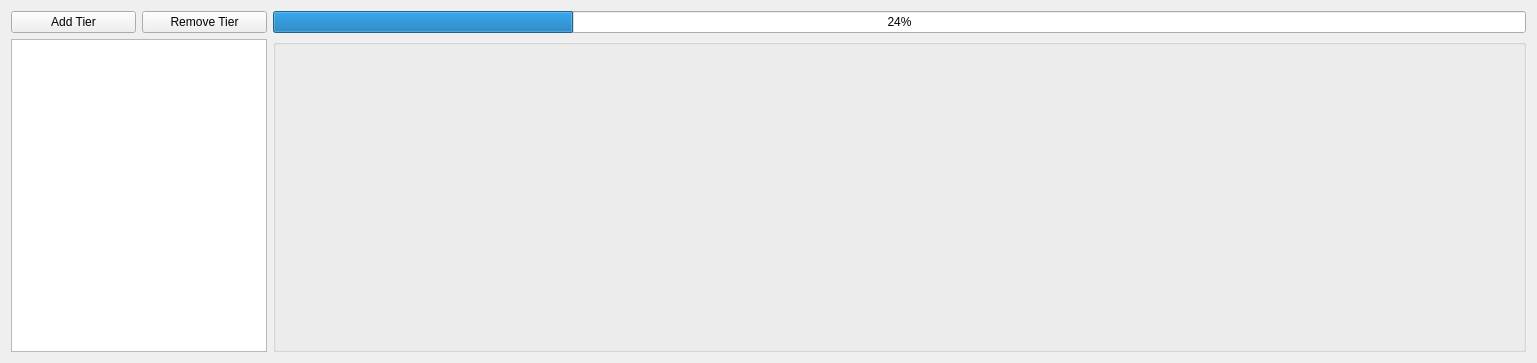
The window that src/AnnotationTimeline/timeline.ui (SailorMoose/HCI-Project2020) describes before a commit, drawn with Qt 5.
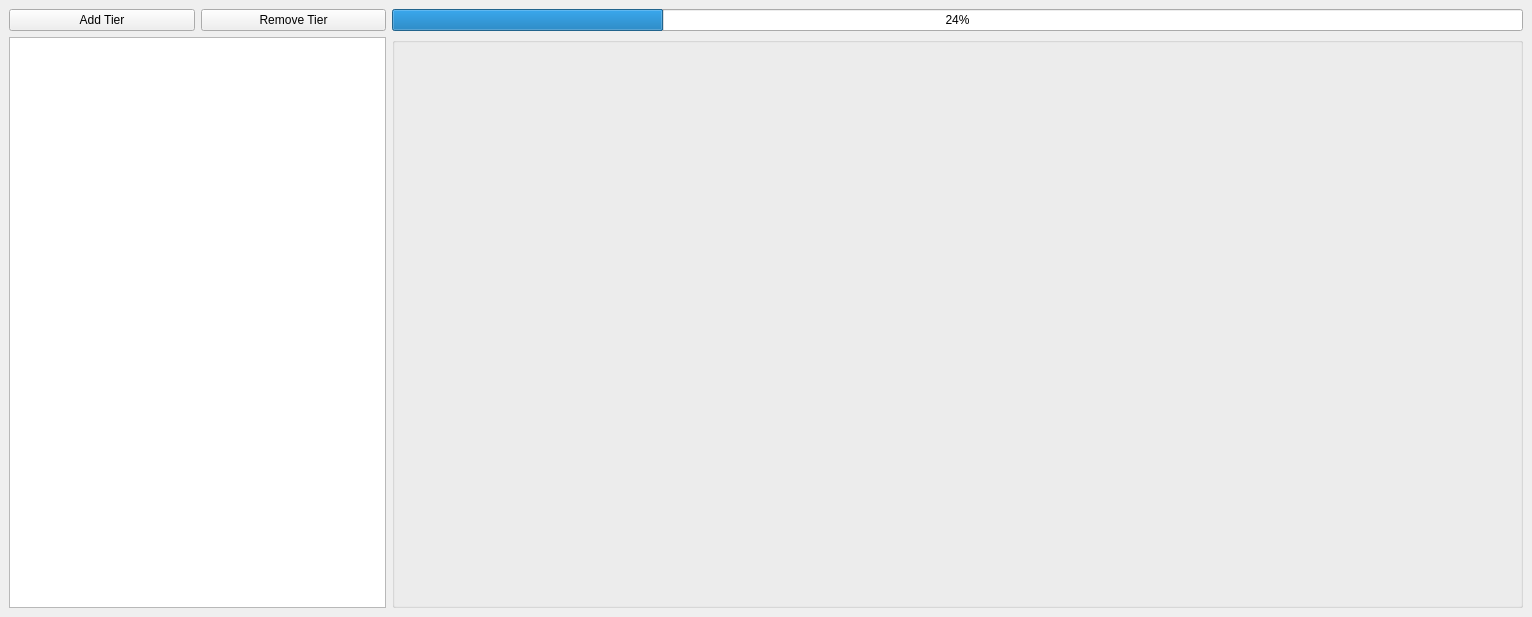
The same window after the commit.

Commit message: Main application window, with docks

```diff
--- a/src/AnnotationTimeline/timeline.ui
+++ b/src/AnnotationTimeline/timeline.ui
@@ -1,30 +1,28 @@
 <?xml version="1.0" encoding="UTF-8"?>
 <ui version="4.0">
  <class>Timeline</class>
- <widget class="QWidget" name="Timeline">
+ <widget class="QDockWidget" name="Timeline">
   <property name="geometry">
    <rect>
     <x>0</x>
     <y>0</y>
-    <width>1537</width>
-    <height>363</height>
+    <width>1532</width>
+    <height>617</height>
    </rect>
   </property>
   <property name="windowTitle">
    <string>Form</string>
   </property>
-  <layout class="QGridLayout" name="gridLayout" columnstretch="0">
+  <widget class="QWidget" name="dockWidgetContents">
+   <layout class="QGridLayout" name="gridLayout">
    <item row="0" column="0">
     <layout class="QVBoxLayout" name="verticalLayout">
      <item>
-      <layout class="QHBoxLayout" name="horizontalLayout" stretch="0,3">
+       <layout class="QHBoxLayout" name="horizontalLayout" stretch="1,3">
        <item>
         <layout class="QVBoxLayout" name="verticalLayout_3">
          <item>
           <layout class="QGridLayout" name="gridLayout_2">
-           <property name="sizeConstraint">
-            <enum>QLayout::SetMinimumSize</enum>
-           </property>
            <item row="0" column="0">
             <widget class="QPushButton" name="addTierButton">
              <property name="text">
@@ -42,14 +40,7 @@
           </layout>
          </item>
          <item>
-          <widget class="QTreeView" name="treeView">
-           <property name="selectionMode">
-            <enum>QAbstractItemView::SingleSelection</enum>
-           </property>
-           <property name="animated">
-            <bool>false</bool>
-           </property>
-          </widget>
+           <widget class="QTreeView" name="treeView"/>
          </item>
         </layout>
        </item>
@@ -76,6 +67,7 @@
     </layout>
    </item>
   </layout>
+  </widget>
  </widget>
  <resources/>
  <connections/>
```
Left out of the diff: 2 changed lines with no effect on the pictures. Lines whose indentation alone changed are shown as unchanged. The commit also changes 16 other files.
